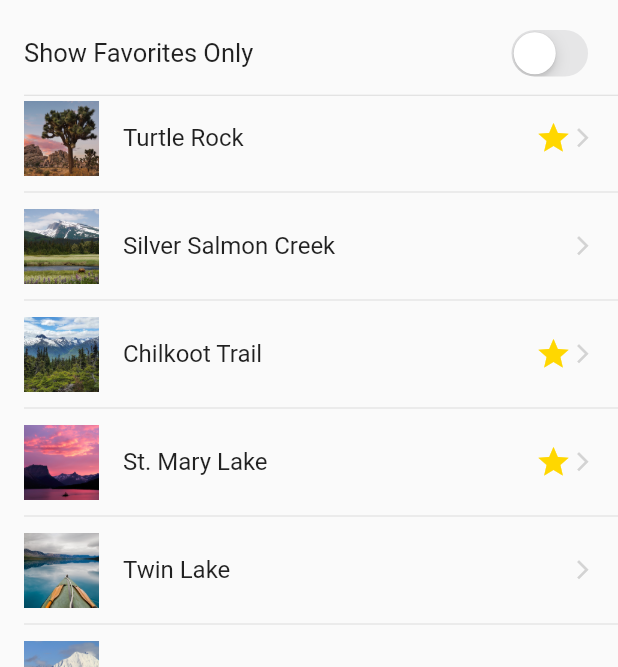
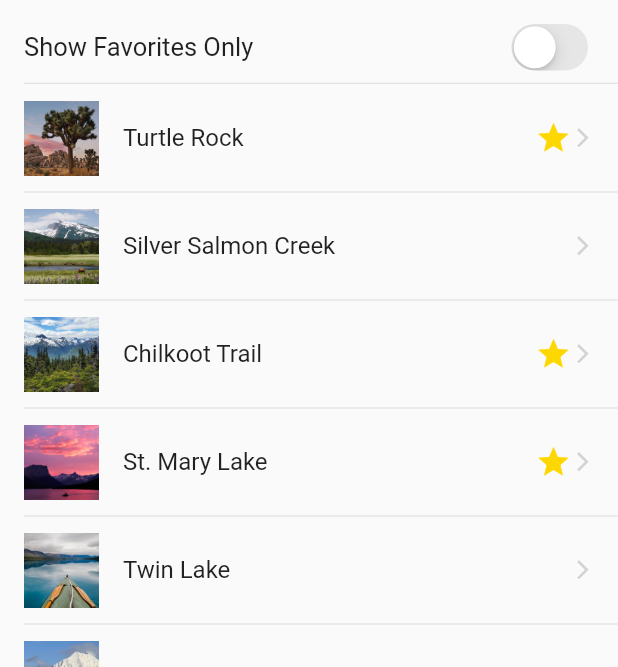
Before and after one commit to VGVentures/flutter_landmarks, a Flutter app: the screen it shows after launch, on a phone screen of 412 x 824 dp, the part 132-799 px from its top. Run offline on Flutter 3.47's test engine with Material 2 defaults, Android fonts, the phone set to English and light mode, and no system bars; our stand-ins replace google_maps_flutter.

Commit message:
Adjusted switch row padding to match Apple

```diff
--- a/lib/main.dart
+++ b/lib/main.dart
@@ -52,7 +52,7 @@ class _MyHomePageState extends State<MyHomePage> {
               SliverToBoxAdapter(
                 child: Padding(
                   padding: const EdgeInsets.symmetric(
-                    vertical: Constants.defaultHorizontalPadding / 2,
+                    vertical: Constants.defaultHorizontalPadding / 4,
                     horizontal: Constants.defaultHorizontalPadding,
                   ),
                   child: Row(
@@ -82,6 +82,7 @@ class _MyHomePageState extends State<MyHomePage> {
                   indent: Constants.defaultHorizontalPadding,
                 ),
               ),
+              SliverPadding(padding: const EdgeInsets.only(top: 8.0)),
               SliverList(
                 delegate: SliverChildBuilderDelegate(
                   (context, index) {
```
